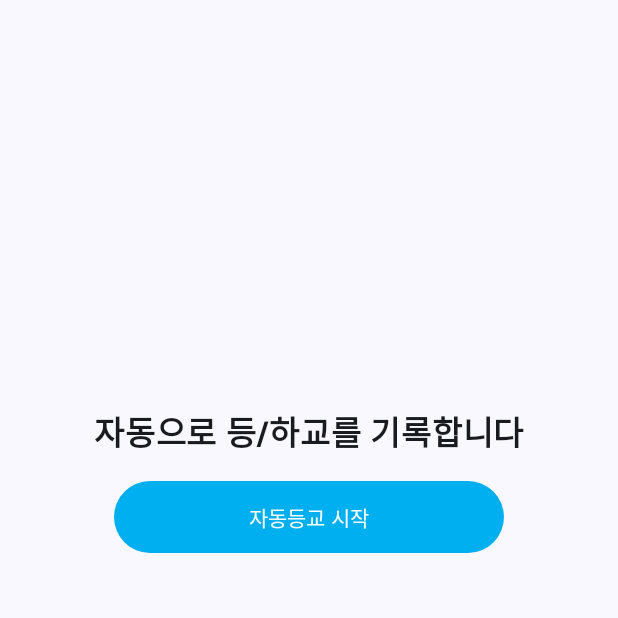
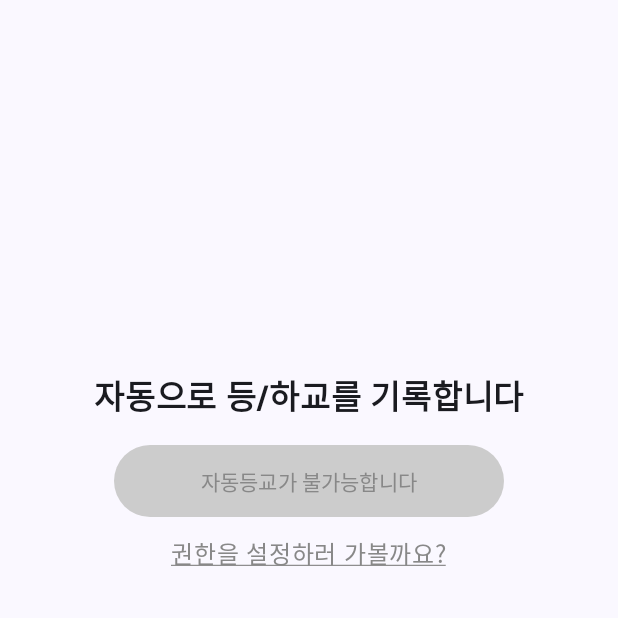
Before and after one commit to oungsi2000/woowa-campus-auto, an Android app built with Jetpack Compose: the composable AutoCheckInStart shown on its own in the app's theme, on a phone screen of 412 x 824 dp, the top half of it. Run offline under Robolectric (Android 15) with nearby library versions, the phone set to English and light mode, and no system bars.

Commit message:
feat: 접근성 권한 설정 바로가기 버튼 구현

```diff
--- /dev/null
+++ b/app/src/main/java/com/example/campus_auto/MainEvent.kt
@@ -0,0 +1,6 @@
+package com.example.campus_auto
+
+enum class MainEvent {
+    REQUEST_ACCESSIBILITY_PERMISSION,
+    RUNNING
+}
--- a/app/src/main/java/com/example/campus_auto/MainView.kt
+++ b/app/src/main/java/com/example/campus_auto/MainView.kt
@@ -1,6 +1,7 @@
 package com.example.campus_auto
 
 import androidx.compose.foundation.Image
+import androidx.compose.foundation.clickable
 import androidx.compose.foundation.layout.Arrangement
 import androidx.compose.foundation.layout.Box
 import androidx.compose.foundation.layout.Column
@@ -18,6 +19,8 @@ import androidx.compose.material3.Scaffold
 import androidx.compose.material3.Text
 import androidx.compose.material3.TopAppBar
 import androidx.compose.runtime.Composable
+import androidx.compose.runtime.LaunchedEffect
+import androidx.compose.runtime.collectAsState
 import androidx.compose.runtime.getValue
 import androidx.compose.runtime.mutableStateOf
 import androidx.compose.runtime.remember
@@ -27,9 +30,11 @@ import androidx.compose.ui.Modifier
 import androidx.compose.ui.draw.scale
 import androidx.compose.ui.graphics.Color
 import androidx.compose.ui.layout.ContentScale
+import androidx.compose.ui.platform.LocalContext
 import androidx.compose.ui.res.painterResource
 import androidx.compose.ui.res.stringResource
 import androidx.compose.ui.text.font.FontWeight
+import androidx.compose.ui.text.style.TextDecoration
 import androidx.compose.ui.tooling.preview.Preview
 import androidx.compose.ui.unit.dp
 import androidx.compose.ui.unit.sp
@@ -39,6 +44,7 @@ import com.example.campus_auto.ui.theme.Primary
 import com.example.campus_auto.ui.theme.PrimaryDanger
 import com.example.campus_auto.ui.theme.Secondary
 import com.example.campus_auto.ui.theme.SecondaryDanger
+import kotlinx.coroutines.flow.collectLatest
 
 
 @Preview(showBackground = true)
@@ -56,6 +62,7 @@ fun MainView(viewModel: MainViewModel = viewModel()) {
         ) { innerPadding ->
             MainBackground()
             AutoCheckInStart(
+                viewModel = viewModel,
                 modifier = Modifier
                     .padding(innerPadding)
             )
@@ -79,14 +86,14 @@ fun TopBar() {
 }
 
 @Composable
-fun AutoCheckInStart(modifier:Modifier) {
+fun AutoCheckInStart(viewModel: MainViewModel, modifier: Modifier) {
     var isEnabled by remember { mutableStateOf(false) }
+    val hasAllPermission by viewModel.hasAllPermission.collectAsState()
 
     Column(
         modifier = Modifier
             .fillMaxSize()
-            .offset(y = (-100).dp)
-        ,
+            .offset(y = (-100).dp),
         verticalArrangement = Arrangement.Center,
         horizontalAlignment = Alignment.CenterHorizontally,
     ) {
@@ -96,6 +103,12 @@ fun AutoCheckInStart(modifier:Modifier) {
             modifier = Modifier.padding(16.dp),
             text = stringResource(R.string.description_auto_check),
         )
+
+        if (!hasAllPermission) {
+            AutoCheckButtonDisabled()
+            GoToSettingButton(viewModel)
+            return
+        }
 
         if (!isEnabled) {
             AutoCheckButtonEnable {
@@ -150,9 +163,9 @@ fun AutoCheckButtonStop(onClick: () -> Unit) {
 }
 
 @Composable
-fun AutoCheckButtonDisabled(onClick: () -> Unit) {
+fun AutoCheckButtonDisabled() {
     Button(
-        onClick = onClick,
+        onClick = {},
         modifier = Modifier
             .width(260.dp)
             .height(48.dp),
@@ -170,7 +183,6 @@ fun AutoCheckButtonDisabled(onClick: () -> Unit) {
 }
 
 
-
 @Composable
 fun MainBackground() {
     Box(modifier = Modifier.fillMaxSize()) {
@@ -179,8 +191,7 @@ fun MainBackground() {
             contentDescription = "background",
             modifier = Modifier
                 .scale(2f)
-                .offset(x = 100.dp, y = 300.dp)
-            ,
+                .offset(x = 100.dp, y = 300.dp),
             contentScale = ContentScale.Crop
         )
     }
@@ -203,7 +214,7 @@ fun BottomNetWorkEnabled() {
         containerColor = Color.Secondary,
         modifier = Modifier.height(72.dp)
     ) {
-        Column (
+        Column(
             modifier = Modifier
                 .fillMaxWidth()
                 .padding(horizontal = 16.dp),
@@ -227,7 +238,7 @@ fun BottomNetWorkDisabled() {
         containerColor = Color.SecondaryDanger,
         modifier = Modifier.height(72.dp)
     ) {
-        Column (
+        Column(
             modifier = Modifier
                 .fillMaxWidth()
                 .padding(horizontal = 16.dp),
@@ -244,3 +255,18 @@ fun BottomNetWorkDisabled() {
         }
     }
 }
+
+@Composable
+fun GoToSettingButton(viewModel: MainViewModel) {
+    Text(
+        text = "권한을 설정하러 가볼까요?",
+        textDecoration = TextDecoration.Underline,
+        modifier = Modifier
+            .padding(12.dp)
+            .clickable {
+                viewModel.setPermission()
+            }
+        ,
+        color = Color.Gray
+    )
+}
--- /dev/null
+++ b/app/src/main/res/xml/accessibility_service_config.xml
@@ -0,0 +1,5 @@
+<accessibility-service xmlns:android="http://schemas.android.com/apk/res/android"
+    android:canRetrieveWindowContent="true"
+    android:canPerformGestures="true"
+    android:notificationTimeout="100"
+    android:accessibilityFlags="flagReportViewIds|flagIncludeNotImportantViews" />
```
Also changed, not shown: app/src/main/AndroidManifest.xml (+14 -1 lines), app/src/main/java/com/example/campus_auto/CampusAutomationService.kt (added, +14 -0 lines), app/src/main/java/com/example/campus_auto/MainActivity.kt (+30 -1 lines), app/src/main/java/com/example/campus_auto/MainViewModel.kt (+18 -0 lines).
